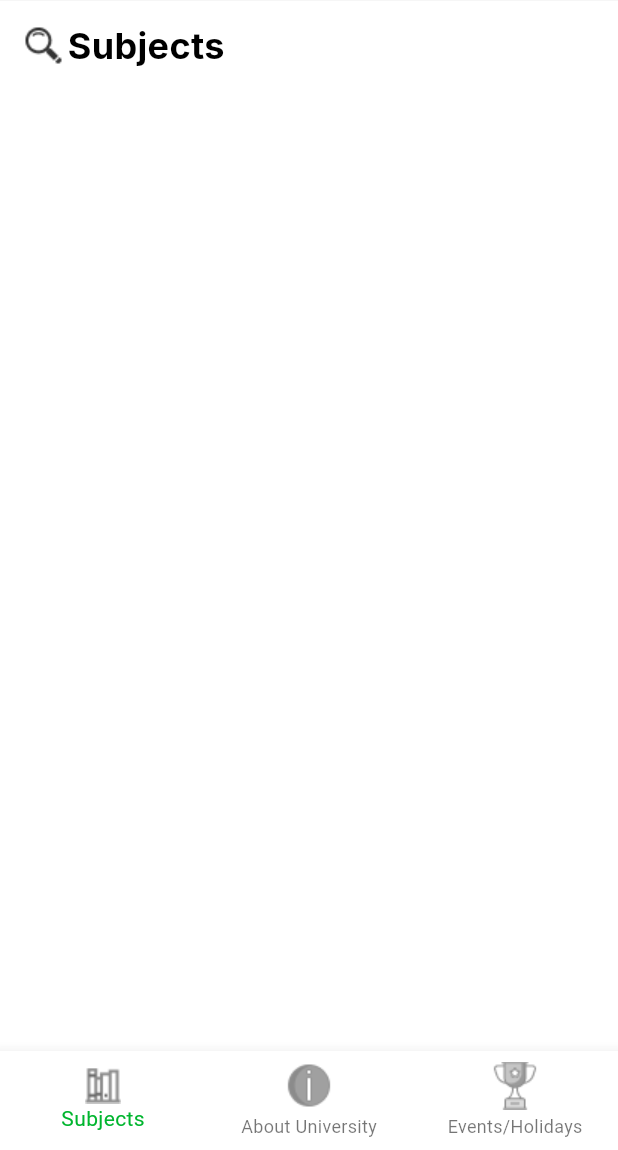
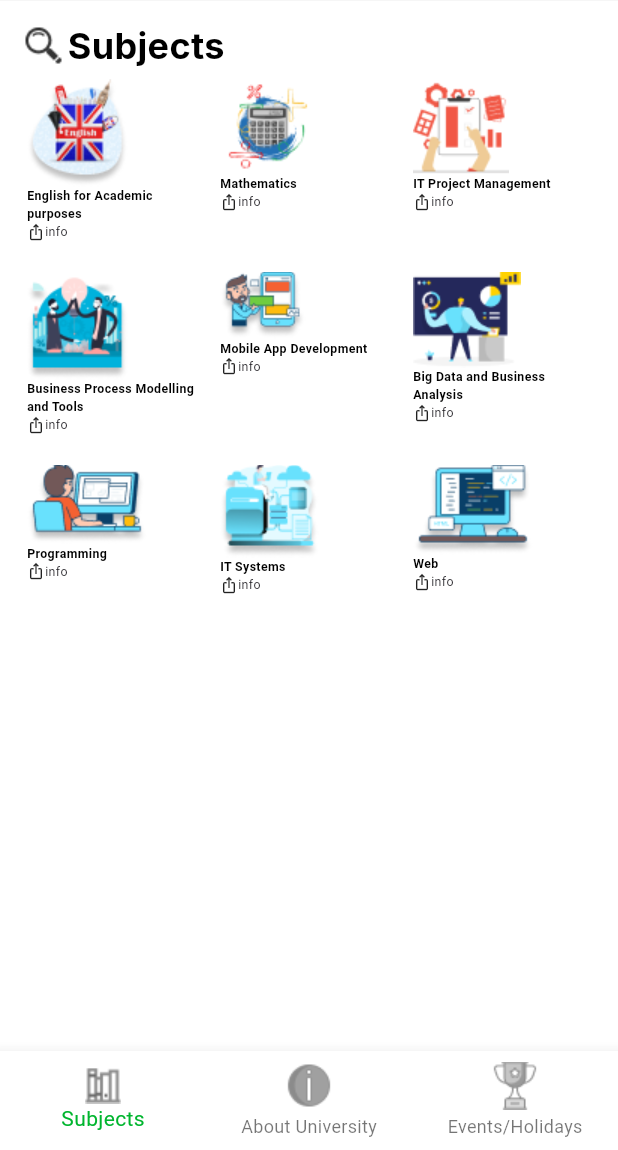
Before and after one commit to IftixorRustamov/my_pdp, a Flutter app: the screen it shows after launch, on a phone screen of 412 x 824 dp, the part 86-1236 px from its top. Run offline on Flutter 3.47's test engine with Material 3 defaults, Android fonts, the phone set to English and light mode, and no system bars.

Commit message:
Subjects Griw View added

```diff
--- a/lib/common/app_strings.dart
+++ b/lib/common/app_strings.dart
@@ -4,4 +4,5 @@ class AppStrings {
   static const String university = "University";
   static const String aboutUniversity = "About University";
   static const String eventsAndHolidays = "Events/Holidays";
+  static const String info = "info";
 }
--- /dev/null
+++ b/lib/data/subject_data.dart
@@ -0,0 +1,11 @@
+List<String> cardNames = [
+  "English for Academic purposes",
+  "Mathematics",
+  "IT Project Management",
+  "Business Process Modelling and Tools",
+  "Mobile App Development",
+  "Big Data and Business Analysis",
+  "Programming",
+  "IT Systems",
+  "Web",
+];
--- a/lib/my_app.dart
+++ b/lib/my_app.dart
@@ -1,8 +1,6 @@
 import 'package:flutter/material.dart';
 import 'package:my_pdp/common/app_responsive.dart';
-import 'package:my_pdp/screens/discover.dart';
 import 'package:my_pdp/screens/main_page.dart';
-import 'package:my_pdp/screens/subjects_page.dart';
 
 class MyApp extends StatelessWidget {
   const MyApp({super.key});
@@ -10,6 +8,8 @@ class MyApp extends StatelessWidget {
   @override
   Widget build(BuildContext context) {
     Responsive.init(context);
+    print(Responsive.screenWidth);
+    print(Responsive.screenHeight);
     return MaterialApp(
       debugShowCheckedModeBanner: false,
       home: MainPage(),
--- a/lib/screens/subjects_page.dart
+++ b/lib/screens/subjects_page.dart
@@ -2,6 +2,7 @@ import 'package:flutter/material.dart';
 import 'package:my_pdp/common/app_colors.dart';
 import 'package:my_pdp/common/app_strings.dart';
 import 'package:my_pdp/common/icon_paths.dart';
+import 'package:my_pdp/widgets/subject_card_wg.dart';
 
 class SubjectsPage extends StatelessWidget {
   const SubjectsPage({super.key});
@@ -24,6 +25,17 @@ class SubjectsPage extends StatelessWidget {
                     fontFamily: "Inter"),
               ),
             ],
+          ),
+          Expanded(
+            child: GridView.builder(
+              itemCount: 9,
+              gridDelegate: SliverGridDelegateWithFixedCrossAxisCount(
+                crossAxisCount: 3,
+              ),
+              itemBuilder: (BuildContext context, int index) => SubjectCardWg(
+                index: index,
+              ),
+            ),
           )
         ],
       ),
--- /dev/null
+++ b/lib/widgets/subject_card_wg.dart
@@ -0,0 +1,53 @@
+import 'package:flutter/material.dart';
+import 'package:my_pdp/common/app_colors.dart';
+import 'package:my_pdp/common/app_responsive.dart';
+import 'package:my_pdp/common/app_strings.dart';
+import 'package:my_pdp/data/subject_data.dart';
+
+class SubjectCardWg extends StatelessWidget {
+  int index;
+
+  SubjectCardWg({super.key, required this.index});
+
+  @override
+  Widget build(BuildContext context) {
+    return Container(
+      padding: EdgeInsets.all(5),
+      decoration: BoxDecoration(
+        borderRadius: BorderRadius.circular(10),
+      ),
+      width: Responsive.width(0.25),
+      height: Responsive.height(0.13),
+      child: Column(
+        crossAxisAlignment: CrossAxisAlignment.start,
+        children: [
+          Image.asset("assets/images/image${index + 1}.png"),
+          Text(
+            cardNames[index],
+            maxLines: 2,
+            style: TextStyle(
+              color: AppColors.black,
+              fontWeight: FontWeight.w600,
+              fontSize: Responsive.height(0.01),
+            ),
+          ),
+          Row(
+            children: [
+              Icon(
+                Icons.ios_share_outlined,
+                size: 12,
+              ),
+              Text(
+                AppStrings.info,
+                style: TextStyle(
+                  fontWeight: FontWeight.w400,
+                  fontSize: Responsive.height(0.01),
+                ),
+              ),
+            ],
+          )
+        ],
+      ),
+    );
+  }
+}
```
